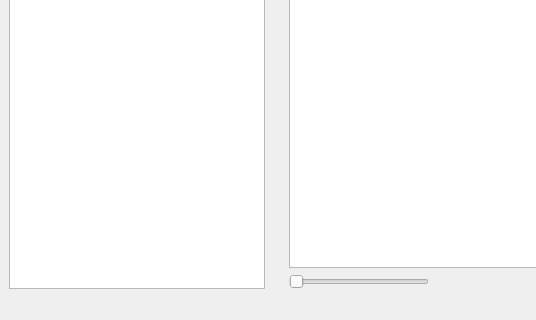
This is src/widgets/MainWindow.ui in derselbst/ANPV as Qt 5 draws it before an edit; both pictures show x 0 to 536 and y 384 to 704 of the 1179 by 704 pixel window. The edited form follows.
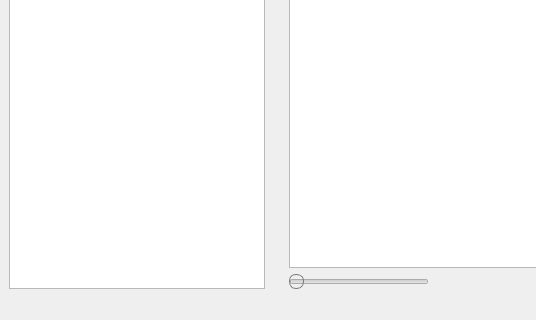
This is the edited form. Icons and pictures are not drawn. Custom widgets are drawn as their Qt base class.

Commit message: Style the icon height slider

What changed in the file:
```diff
--- a/src/widgets/MainWindow.ui
+++ b/src/widgets/MainWindow.ui
@@ -13,6 +13,29 @@
   <property name="windowTitle">
    <string>ANPV</string>
   </property>
+  <property name="styleSheet">
+   <string notr="true">
+QSlider::add-page:horizontal {
+border: 0px solid #777;
+border-radius: 10px;
+}
+
+QSlider::handle:horizontal {
+background: qlineargradient(x1:0, y1:0, x2:1, y2:1,
+    stop:0 #eee, stop:1 #ccc);
+border: 1px solid #777;
+border-radius: 7px;
+width: 14px;
+}
+
+QSlider::handle:horizontal:hover {
+background: qlineargradient(x1:0, y1:0, x2:1, y2:1,
+    stop:0 #fff, stop:1 #ddd);
+border: 1px solid #444;
+border-radius: 0px;
+}
+</string>
+  </property>
   <widget class="QWidget" name="centralwidget">
    <property name="sizePolicy">
     <sizepolicy hsizetype="MinimumExpanding" vsizetype="MinimumExpanding">
```
